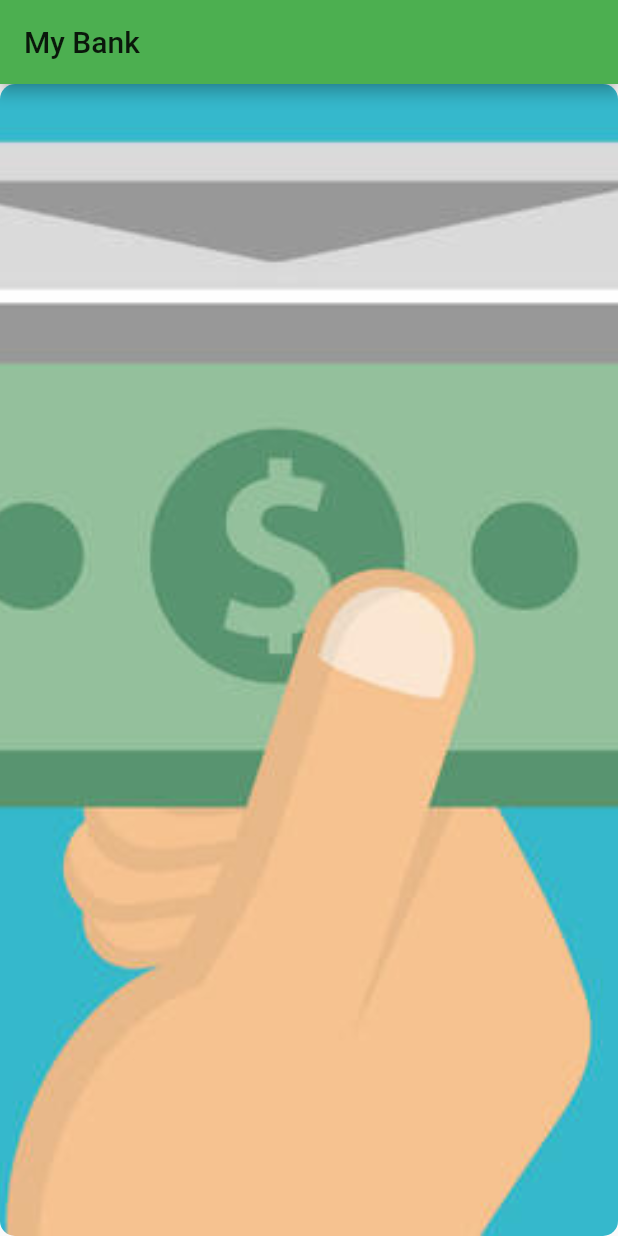
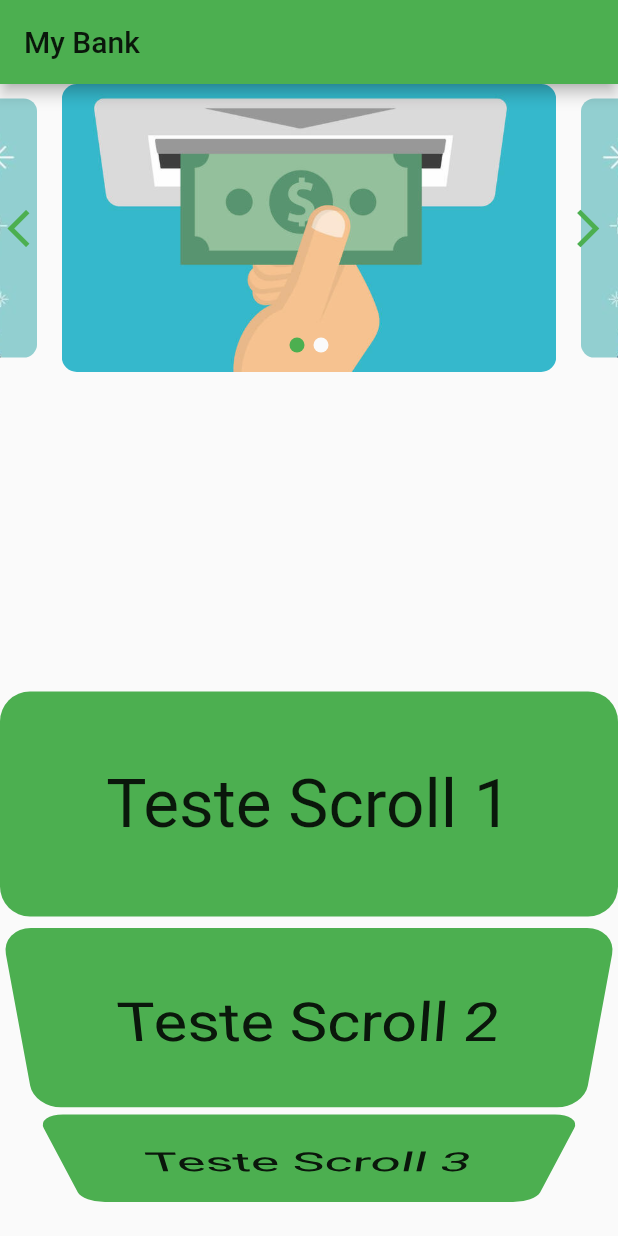
Before and after one commit to PauloSTDev/my_bank, a Flutter app: the screen it shows after launch, on a phone screen of 412 x 824 dp. Run offline on Flutter 3.47's test engine with Material 2 defaults, Android fonts, the light colour scheme and no system bars; our stand-ins replace flutter_swiper_null_safety.

Commit message:
Adiciona Widget ListWheelScrollView

```diff
--- a/lib/views/home_page.dart
+++ b/lib/views/home_page.dart
@@ -20,9 +20,17 @@ class _MyHomePageState extends State<HomePage> {
             ),
         ),
       ),
-      body:
-        Swiper(
+      body: Column(
+        children: [
+          Expanded(
+            flex: 1,
+            child: Swiper(
               itemCount: 2,
+              viewportFraction: 0.8,
+              scale: 0.9,
+              layout: SwiperLayout.DEFAULT,
+              control: SwiperControl(),
+              pagination: SwiperPagination(),
               itemBuilder: (BuildContext context, int index){
                 return ClipRRect(
                   borderRadius: BorderRadius.circular(10),
@@ -33,6 +41,84 @@ class _MyHomePageState extends State<HomePage> {
                 );
               },
             ),
+          ),
+          Expanded(
+            flex: 3,
+            child: ListWheelScrollView(
+              itemExtent: 150,
+              children: [
+                Container(
+                  decoration: BoxDecoration(
+                    color: Colors.green,
+                    borderRadius: BorderRadius.all(
+                      Radius.circular(20),
+                    ),
+                  ),
+                  child: Center(
+                    child: Text(
+                      "Teste Scroll 1",
+                      textAlign: TextAlign.center,
+                      style: TextStyle(
+                        fontSize: 45,
+                      ),
+                    ),
+                  ),
+                ),Container(
+                  decoration: BoxDecoration(
+                    color: Colors.green,
+                    borderRadius: BorderRadius.all(
+                      Radius.circular(20),
+                    ),
+                  ),
+                  child: Center(
+                    child: Text(
+                      "Teste Scroll 2",
+                      textAlign: TextAlign.center,
+                      style: TextStyle(
+                        fontSize: 45,
+                      ),
+                    ),
+                  ),
+                ),
+                Container(
+                  decoration: BoxDecoration(
+                    color: Colors.green,
+                    borderRadius: BorderRadius.all(
+                      Radius.circular(20),
+                    ),
+                  ),
+                  child: Center(
+                    child: Text(
+                      "Teste Scroll 3",
+                      textAlign: TextAlign.center,
+                      style: TextStyle(
+                        fontSize: 45,
+                      ),
+                    ),
+                  ),
+                ),
+                Container(
+                  decoration: BoxDecoration(
+                    color: Colors.green,
+                    borderRadius: BorderRadius.all(
+                      Radius.circular(20),
+                    ),
+                  ),
+                  child: Center(
+                    child: Text(
+                      "Teste Scroll 4",
+                      textAlign: TextAlign.center,
+                      style: TextStyle(
+                        fontSize: 45,
+                      ),
+                    ),
+                  ),
+                ),
+              ],
+            ),
+          )
+        ],
+      ),
     );
   }
 }
```
Lines whose indentation alone changed are shown as unchanged.
